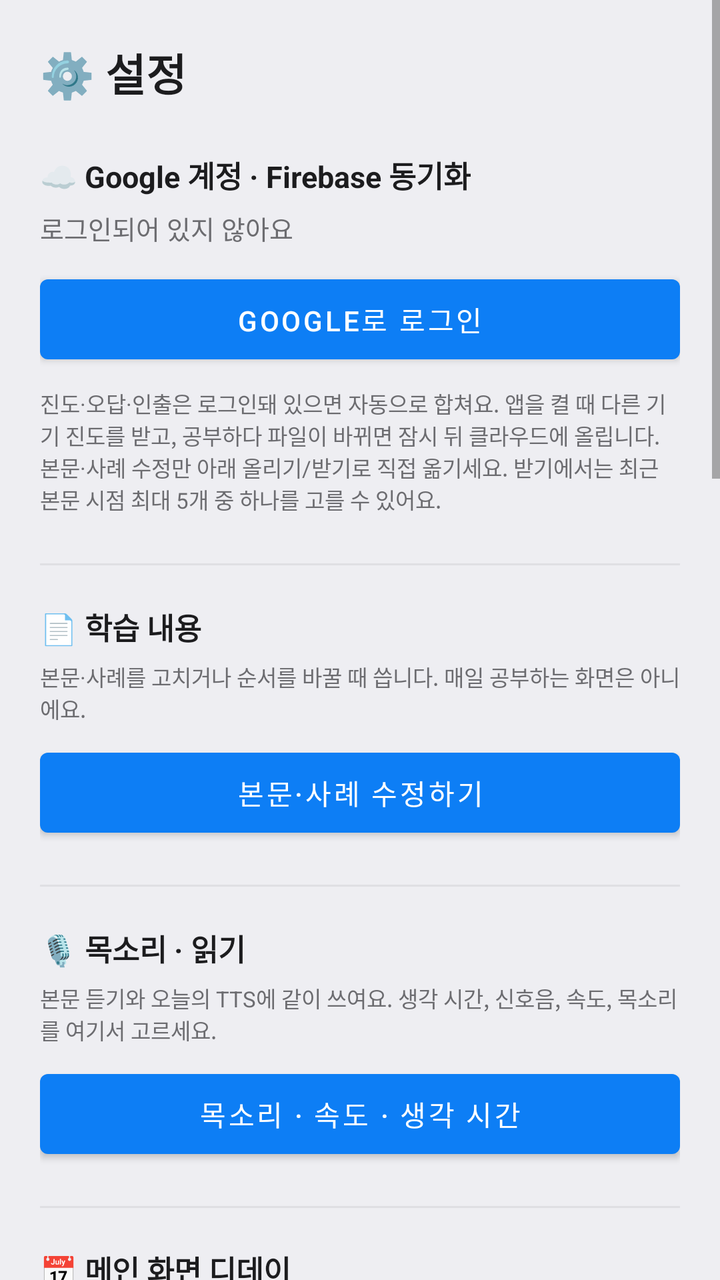
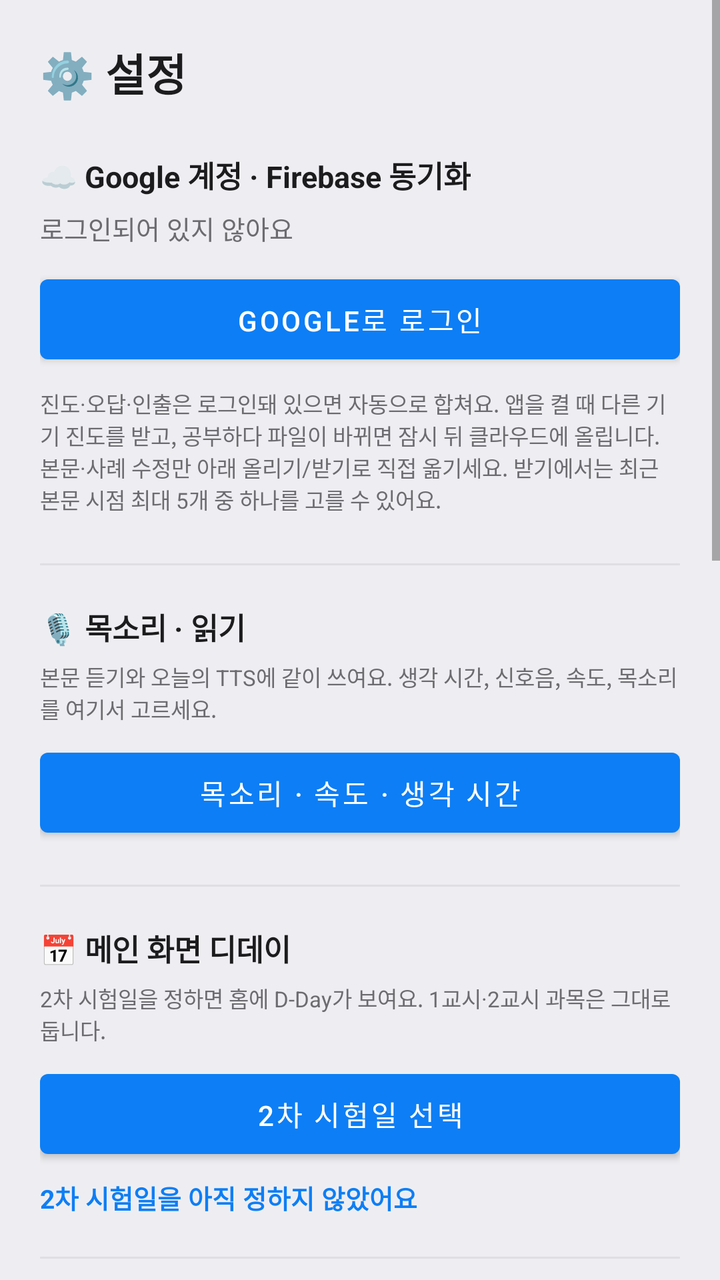

Two renders of the same Android screen: before a commit and after it. Below are the layout's source before the change and the commit's diff.
<!-- AndroidManifest.xml: application theme Theme.AdminMemo -->
<!-- res/layout/activity_settings.xml -->
<?xml version="1.0" encoding="utf-8"?>
<ScrollView xmlns:android="http://schemas.android.com/apk/res/android"
    xmlns:app="http://schemas.android.com/apk/res-auto"
    android:layout_width="match_parent"
    android:layout_height="match_parent"
    android:background="@color/bg_screen">

<LinearLayout
    android:layout_width="match_parent"
    android:layout_height="wrap_content"
    android:orientation="vertical"
    android:padding="20dp">

    <TextView
        android:layout_width="wrap_content"
        android:layout_height="wrap_content"
        android:text="⚙️ 설정"
        android:textColor="@color/text_main"
        android:textSize="22sp"
        android:textStyle="bold"
        android:layout_marginBottom="24dp"/>

    <TextView
        android:layout_width="wrap_content"
        android:layout_height="wrap_content"
        android:text="☁️ Google 계정 · Firebase 동기화"
        android:textColor="@color/text_main"
        android:textStyle="bold"
        android:textSize="15sp"
        android:layout_marginBottom="6dp"/>

    <TextView
        android:id="@+id/tvAccountStatus"
        android:layout_width="match_parent"
        android:layout_height="wrap_content"
        android:text="로그인되어 있지 않아요"
        android:textColor="@color/text_sub"
        android:textSize="13sp"
        android:layout_marginBottom="10dp"/>

    <Button
        android:id="@+id/btnGoogleLogin"
        android:layout_width="match_parent"
        android:layout_height="wrap_content"
        android:minHeight="@dimen/btn_min_height"
        android:text="Google로 로그인"/>

    <Button
        android:id="@+id/btnGoogleLogout"
        android:layout_width="match_parent"
        android:layout_height="wrap_content"
        android:minHeight="@dimen/btn_min_height"
        android:layout_marginTop="6dp"
        android:visibility="gone"
        android:text="로그아웃"/>

    <Button
        android:id="@+id/btnContentPush"
        android:layout_width="match_parent"
        android:layout_height="wrap_content"
        android:minHeight="@dimen/btn_min_height"
        android:layout_marginTop="6dp"
        android:visibility="gone"
        android:text="본문 클라우드에 올리기"/>

    <Button
        android:id="@+id/btnContentPull"
        android:layout_width="match_parent"
        android:layout_height="wrap_content"
        android:minHeight="@dimen/btn_min_height"
        android:layout_marginTop="6dp"
        android:visibility="gone"
        android:text="본문 클라우드에서 받기"/>

    <ProgressBar
        android:id="@+id/progressAccount"
        android:layout_width="wrap_content"
        android:layout_height="wrap_content"
        android:layout_gravity="center_horizontal"
        android:layout_marginTop="8dp"
        android:visibility="gone"/>

    <TextView
        android:id="@+id/tvSyncHint"
        android:layout_width="match_parent"
        android:layout_height="wrap_content"
        android:layout_marginTop="8dp"
        android:text="진도·오답·인출은 로그인돼 있으면 자동으로 합쳐요. 앱을 켤 때 다른 기기 진도를 받고, 공부하다 파일이 바뀌면 잠시 뒤 클라우드에 올립니다. 본문·사례 수정만 아래 올리기/받기로 직접 옮기세요. 받기에서는 최근 본문 시점 최대 5개 중 하나를 고를 수 있어요."
        android:textColor="@color/text_sub"
        android:textSize="11sp"
        android:layout_marginBottom="20dp"/>

    <View android:layout_width="match_parent" android:layout_height="1dp" android:background="#22808080" android:layout_marginTop="4dp" android:layout_marginBottom="20dp"/>

    <TextView
        android:layout_width="wrap_content"
        android:layout_height="wrap_content"
        android:text="📄 학습 내용"
        android:textColor="@color/text_main"
        android:textStyle="bold"
        android:textSize="15sp"
        android:layout_marginBottom="6dp"/>

    <TextView
        android:layout_width="match_parent"
        android:layout_height="wrap_content"
        android:text="본문·사례를 고치거나 순서를 바꿀 때 씁니다. 매일 공부하는 화면은 아니에요."
        android:textColor="@color/text_sub"
        android:textSize="11sp"
        android:layout_marginBottom="8dp"/>

    <Button
        android:id="@+id/btnContentManage"
        android:layout_width="match_parent"
        android:layout_height="wrap_content"
        android:minHeight="@dimen/btn_min_height"
        android:layout_marginBottom="20dp"
        android:text="본문·사례 수정하기"/>

    <View android:layout_width="match_parent" android:layout_height="1dp" android:background="#22808080" android:layout_marginBottom="20dp"/>

    <TextView
        android:layout_width="wrap_content"
        android:layout_height="wrap_content"
        android:text="🎙️ 목소리 · 읽기"
        android:textColor="@color/text_main"
        android:textStyle="bold"
        android:textSize="15sp"
        android:layout_marginBottom="6dp"/>

    <TextView
        android:layout_width="match_parent"
        android:layout_height="wrap_content"
        android:text="본문 듣기와 오늘의 TTS에 같이 쓰여요. 생각 시간, 신호음, 속도, 목소리를 여기서 고르세요."
        android:textColor="@color/text_sub"
        android:textSize="11sp"
        android:layout_marginBottom="8dp"/>

    <Button
        android:id="@+id/btnTtsSettings"
        android:layout_width="match_parent"
        android:layout_height="wrap_content"
        android:minHeight="@dimen/btn_min_height"
        android:layout_marginBottom="20dp"
        android:text="목소리 · 속도 · 생각 시간"/>

    <View android:layout_width="match_parent" android:layout_height="1dp" android:background="#22808080" android:layout_marginBottom="20dp"/>

    <TextView
        android:layout_width="wrap_content"
        android:layout_height="wrap_content"
        android:text="📅 메인 화면 디데이"
        android:textColor="@color/text_main"
        android:textStyle="bold"
        android:textSize="15sp"
        android:layout_marginBottom="6dp"/>

    <TextView
        android:layout_width="match_parent"
        android:layout_height="wrap_content"
        android:text="1차·2차 시험일을 각각 정하면 홈에 D-Day가 보여요. 1차가 지나면 2차만 남아요."
        android:textColor="@color/text_sub"
        android:textSize="11sp"
        android:layout_marginBottom="8dp"/>

    <Button
        android:id="@+id/btnPickExamDate1"
        android:layout_width="match_parent"
        android:layout_height="wrap_content"
        android:minHeight="@dimen/btn_min_height"
        android:text="1차 시험일 선택"/>

    <TextView
        android:id="@+id/tvExamDate1Picked"
        android:layout_width="match_parent"
        android:layout_height="wrap_content"
        android:layout_marginTop="6dp"
        android:layout_marginBottom="12dp"
        android:text="1차 시험일을 아직 정하지 않았어요"
        android:textColor="@color/primary"
        android:textSize="13sp"
        android:textStyle="bold"/>

    <Button
        android:id="@+id/btnPickExamDate2"
        android:layout_width="match_parent"
        android:layout_height="wrap_content"
        android:minHeight="@dimen/btn_min_height"
        android:text="2차 시험일 선택"/>

    <TextView
        android:id="@+id/tvExamDate2Picked"
        android:layout_width="match_parent"
        android:layout_height="wrap_content"
        android:layout_marginTop="6dp"
        android:layout_marginBottom="20dp"
        android:text="2차 시험일을 아직 정하지 않았어요"
        android:textColor="@color/primary"
        android:textSize="13sp"
        android:textStyle="bold"/>

    <View android:layout_width="match_parent" android:layout_height="1dp" android:background="#22808080" android:layout_marginBottom="20dp"/>

    <TextView
        android:layout_width="wrap_content"
        android:layout_height="wrap_content"
        android:text="화면 테마"
        android:textColor="@color/text_sub"
        android:textSize="13sp"
        android:layout_marginBottom="8dp"/>

    <RadioGroup
        android:id="@+id/rgTheme"
        android:layout_width="match_parent"
        android:layout_height="wrap_content"
        android:orientation="horizontal"
        android:layout_marginBottom="28dp">

        <RadioButton android:id="@+id/rbThemeSystem" android:layout_width="0dp" android:layout_height="wrap_content"
            android:layout_weight="1" android:text="🌓 시스템"/>
        <RadioButton android:id="@+id/rbThemeLight" android:layout_width="0dp" android:layout_height="wrap_content"
            android:layout_weight="1" android:text="☀️ 라이트"/>
        <RadioButton android:id="@+id/rbThemeDark" android:layout_width="0dp" android:layout_height="wrap_content"
            android:layout_weight="1" android:text="🌙 다크"/>
    </RadioGroup>

    <TextView
        android:layout_width="wrap_content"
        android:layout_height="wrap_content"
        android:text="앱 글자 크기"
        android:textColor="@color/text_sub"
        android:textSize="13sp"
        android:layout_marginBottom="8dp"/>

    <TextView
        android:id="@+id/tvFontPreview"
        android:layout_width="match_parent"
        android:layout_height="wrap_content"
        android:text="가나다 ABC 미리보기 문장입니다"
        android:textColor="@color/text_main"
        android:textSize="16sp"
        android:gravity="center"
        android:padding="16dp"
        android:layout_marginBottom="4dp"/>

    <TextView
        android:id="@+id/tvFontScaleLabel"
        android:layout_width="match_parent"
        android:layout_height="wrap_content"
        android:gravity="center"
        android:textColor="@color/primary"
        android:textSize="13sp"
        android:textStyle="bold"
        android:layout_marginBottom="8dp"
        android:text="보통"/>

    <SeekBar
        android:id="@+id/seekFontScale"
        android:layout_width="match_parent"
        android:layout_height="wrap_content"
        android:max="6"
        android:layout_marginBottom="4dp"/>

    <LinearLayout
        android:layout_width="match_parent"
        android:layout_height="wrap_content"
        android:orientation="horizontal"
        android:layout_marginBottom="28dp">

        <TextView android:layout_width="0dp" android:layout_height="wrap_content" android:layout_weight="1"
            android:text="작게" android:textColor="@color/text_sub" android:textSize="11sp" android:gravity="start"/>
        <TextView android:layout_width="0dp" android:layout_height="wrap_content" android:layout_weight="2"
            android:text="태블릿용 더 큰 단계 포함" android:textColor="@color/text_sub" android:textSize="11sp" android:gravity="center"/>
        <TextView android:layout_width="0dp" android:layout_height="wrap_content" android:layout_weight="1"
            android:text="최대" android:textColor="@color/text_sub" android:textSize="11sp" android:gravity="end"/>
    </LinearLayout>

    <View android:layout_width="match_parent" android:layout_height="1dp" android:background="#22808080" android:layout_marginBottom="20dp"/>

    <TextView
        android:layout_width="wrap_content"
        android:layout_height="wrap_content"
        android:text="🧩 홈 화면 위젯 꾸미기"
        android:textColor="@color/text_main"
        android:textStyle="bold"
        android:textSize="15sp"
        android:layout_marginBottom="12dp"/>

    <TextView
        android:layout_width="wrap_content"
        android:layout_height="wrap_content"
        android:text="배경 색상"
        android:textColor="@color/text_sub"
        android:textSize="12sp"
        android:layout_marginBottom="6dp"/>

    <LinearLayout
        android:id="@+id/rowWidgetColors"
        android:layout_width="match_parent"
        android:layout_height="wrap_content"
        android:orientation="horizontal"
        android:layout_marginBottom="16dp"/>

    <TextView
        android:layout_width="wrap_content"
        android:layout_height="wrap_content"
        android:text="투명도"
        android:textColor="@color/text_sub"
        android:textSize="12sp"
        android:layout_marginBottom="4dp"/>

    <SeekBar
        android:id="@+id/seekWidgetOpacity"
        android:layout_width="match_parent"
        android:layout_height="wrap_content"
        android:max="90"
        android:layout_marginBottom="16dp"/>

    <TextView
        android:layout_width="wrap_content"
        android:layout_height="wrap_content"
        android:text="글자 크기"
        android:textColor="@color/text_sub"
        android:textSize="12sp"
        android:layout_marginBottom="4dp"/>

    <SeekBar
        android:id="@+id/seekWidgetFont"
        android:layout_width="match_parent"
        android:layout_height="wrap_content"
        android:max="3"
        android:layout_marginBottom="16dp"/>

    <androidx.cardview.widget.CardView
        android:layout_width="120dp"
        android:layout_height="90dp"
        android:layout_marginBottom="24dp"
        app:cardCornerRadius="20dp"
        app:cardElevation="1dp">

        <FrameLayout
            android:layout_width="match_parent"
            android:layout_height="match_parent">

            <View
                android:id="@+id/widgetPreviewBg"
                android:layout_width="match_parent"
                android:layout_height="match_parent"/>

            <TextView
                android:id="@+id/widgetPreviewText"
                android:layout_width="wrap_content"
                android:layout_height="wrap_content"
                android:layout_gravity="center"
                android:text="미리보기"
                android:textColor="#1A1C1E"
                android:textSize="13sp"/>
        </FrameLayout>
    </androidx.cardview.widget.CardView>

    <View android:layout_width="match_parent" android:layout_height="1dp" android:background="#22808080" android:layout_marginBottom="20dp"/>

    <TextView
        android:layout_width="wrap_content"
        android:layout_height="wrap_content"
        android:text="✨ Gemini에게 질문하기"
        android:textColor="@color/text_main"
        android:textStyle="bold"
        android:textSize="15sp"
        android:layout_marginBottom="6dp"/>

    <TextView
        android:layout_width="wrap_content"
        android:layout_height="wrap_content"
        android:text="본문학습에서 텍스트를 드래그해 질문하려면 API 키가 필요해요"
        android:textColor="@color/text_sub"
        android:textSize="11sp"
        android:layout_marginBottom="8dp"/>

    <EditText
        android:id="@+id/etGeminiKey"
        android:layout_width="match_parent"
        android:layout_height="wrap_content"
        android:hint="Gemini API 키 붙여넣기"
        android:inputType="textPassword"
        android:layout_marginBottom="24dp"/>

    <Button
        android:id="@+id/btnApplySettings"
        android:layout_width="match_parent"
        android:layout_height="wrap_content"
        android:text="✅ 적용하기 (화면 새로고침)"/>

</LinearLayout>
</ScrollView>
<!-- resources referenced by this layout -->
<resources>
  <color name="bg_screen">#EEEEF2</color>
  <color name="primary">#0D7EF5</color>
  <color name="text_main">#1C1C1E</color>
  <color name="text_sub">#6C6C70</color>
  <dimen name="btn_min_height">52sp</dimen>
  <style name="Theme.AdminMemo" parent="Theme.MaterialComponents.DayNight.NoActionBar">
          <item name="colorPrimary">@color/primary</item>
          <item name="colorPrimaryDark">@color/primary_dark</item>
          <item name="colorAccent">@color/accent</item>
          <item name="android:windowBackground">@color/bg_screen</item>
      </style>
  <color name="primary_dark">#0A64D6</color>
  <color name="accent">#FF9F0A</color>
</resources>

<!-- the commit's change to res/layout/activity_settings.xml (unified diff, before → after) -->
@@ -95,33 +95,6 @@
     <TextView
         android:layout_width="wrap_content"
         android:layout_height="wrap_content"
-        android:text="📄 학습 내용"
-        android:textColor="@color/text_main"
-        android:textStyle="bold"
-        android:textSize="15sp"
-        android:layout_marginBottom="6dp"/>
-
-    <TextView
-        android:layout_width="match_parent"
-        android:layout_height="wrap_content"
-        android:text="본문·사례를 고치거나 순서를 바꿀 때 씁니다. 매일 공부하는 화면은 아니에요."
-        android:textColor="@color/text_sub"
-        android:textSize="11sp"
-        android:layout_marginBottom="8dp"/>
-
-    <Button
-        android:id="@+id/btnContentManage"
-        android:layout_width="match_parent"
-        android:layout_height="wrap_content"
-        android:minHeight="@dimen/btn_min_height"
-        android:layout_marginBottom="20dp"
-        android:text="본문·사례 수정하기"/>
-
-    <View android:layout_width="match_parent" android:layout_height="1dp" android:background="#22808080" android:layout_marginBottom="20dp"/>
-
-    <TextView
-        android:layout_width="wrap_content"
-        android:layout_height="wrap_content"
         android:text="🎙️ 목소리 · 읽기"
         android:textColor="@color/text_main"
         android:textStyle="bold"
@@ -158,7 +131,7 @@
     <TextView
         android:layout_width="match_parent"
         android:layout_height="wrap_content"
-        android:text="1차·2차 시험일을 각각 정하면 홈에 D-Day가 보여요. 1차가 지나면 2차만 남아요."
+        android:text="2차 시험일을 정하면 홈에 D-Day가 보여요. 1교시·2교시 과목은 그대로 둡니다."
         android:textColor="@color/text_sub"
         android:textSize="11sp"
         android:layout_marginBottom="8dp"/>
@@ -168,6 +141,7 @@
         android:layout_width="match_parent"
         android:layout_height="wrap_content"
         android:minHeight="@dimen/btn_min_height"
+        android:visibility="gone"
         android:text="1차 시험일 선택"/>
 
     <TextView
@@ -176,6 +150,7 @@
         android:layout_height="wrap_content"
         android:layout_marginTop="6dp"
         android:layout_marginBottom="12dp"
+        android:visibility="gone"
         android:text="1차 시험일을 아직 정하지 않았어요"
         android:textColor="@color/primary"
         android:textSize="13sp"
